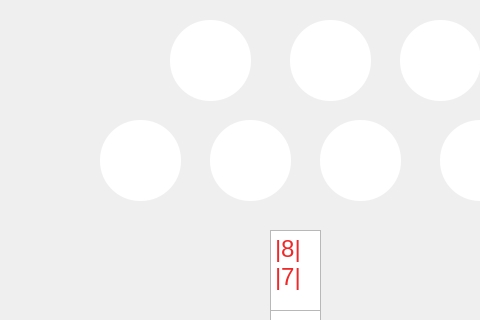
Old version of the form 3004F22/mainwindow.ui in the repository Aiden-Molyneaux/CESdevice-software; both pictures show x 0 to 480 and y 0 to 320 of the 800 by 600 pixel window.
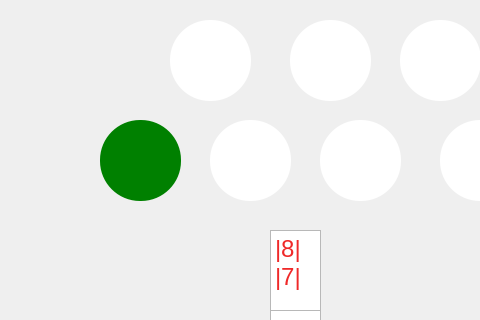
New version of the form. Icons and pictures are not drawn.

```diff
--- a/3004F22/mainwindow.ui
+++ b/3004F22/mainwindow.ui
@@ -178,7 +178,7 @@
     <property name="styleSheet">
      <string notr="true">QPushButton {
 	border-image: url(:/icons/delta.png);
-	background-color: white;
+	background-color: green;
 	border-radius: 40;
 }</string>
     </property>
```
Left out of the diff: 8 changed lines with no effect on the pictures.
